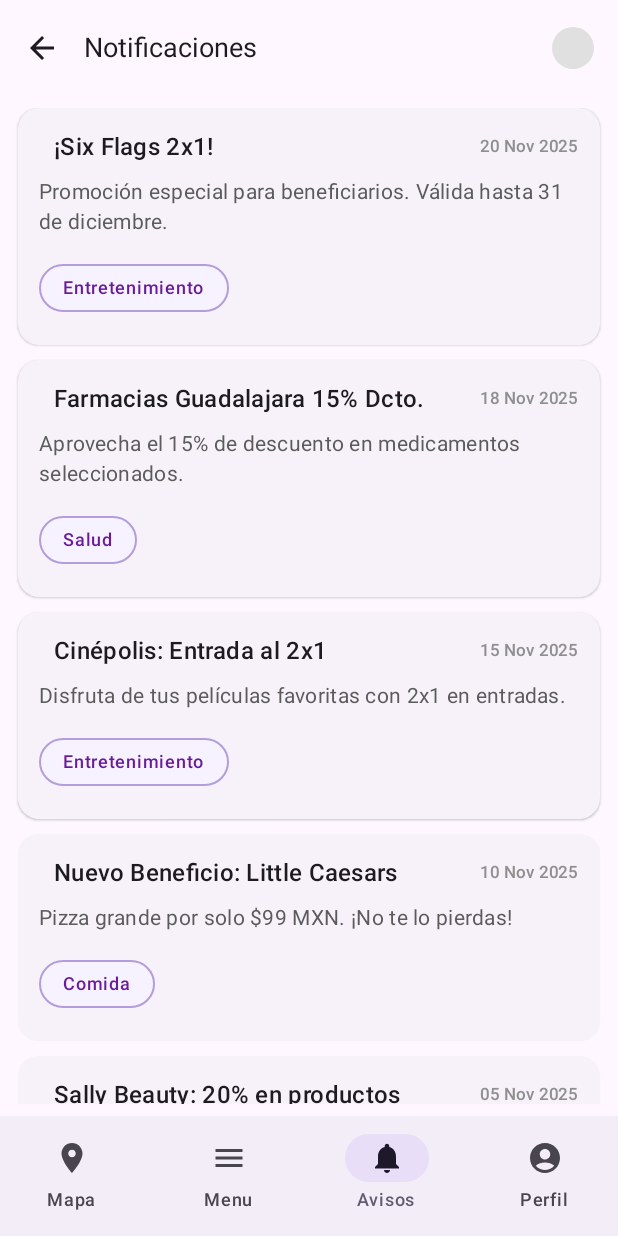
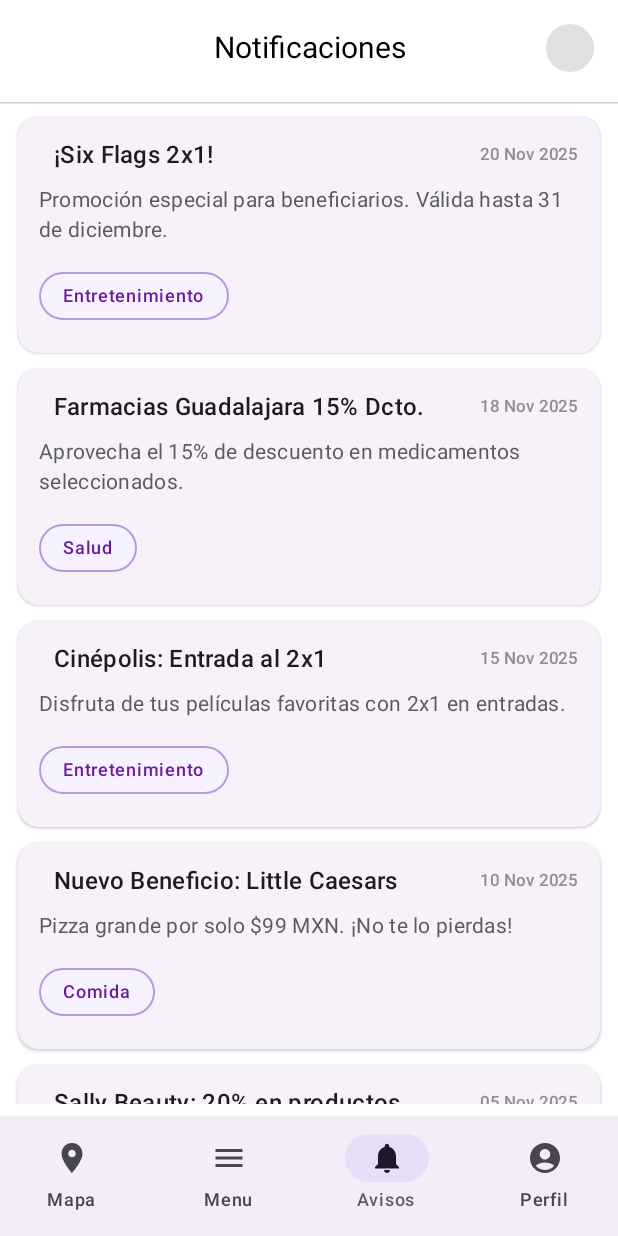
Before and after one commit to AdriPprgm/beneficios_juventud, an Android app built with Jetpack Compose: the Avisos screen opened through its navigation route, on a phone screen of 412 x 824 dp. Run offline under Robolectric (Android 15) with nearby library versions, the phone set to English and light mode, and no system bars; network calls fail; pictures from the network do not load.

Commit message:
Estandarización del topbar de avisos y de perfil

```diff
--- a/app/src/main/java/mx/apb/beneficios_juventud/view/LoginNegocios.kt
+++ b/app/src/main/java/mx/apb/beneficios_juventud/view/LoginNegocios.kt
@@ -29,6 +29,7 @@ import mx.apb.beneficios_juventud.viewmodel.BeneficiosVM
  * @param navController controlador de navegación para moverse entre pantallas.
  * @param modifier modificador opcional para personalizar la UI.
  */
+
 @Composable
 fun LoginNegocios(
     beneficiosVM: BeneficiosVM,
--- a/app/src/main/java/mx/apb/beneficios_juventud/view/Notificaciones.kt
+++ b/app/src/main/java/mx/apb/beneficios_juventud/view/Notificaciones.kt
@@ -2,12 +2,11 @@ package mx.apb.beneficios_juventud.view
 
 import androidx.compose.foundation.BorderStroke
 import androidx.compose.foundation.background
+import androidx.compose.foundation.clickable
 import androidx.compose.foundation.layout.*
 import androidx.compose.foundation.lazy.LazyColumn
 import androidx.compose.foundation.shape.CircleShape
 import androidx.compose.foundation.shape.RoundedCornerShape
-import androidx.compose.material.icons.Icons
-import androidx.compose.material.icons.filled.ArrowBack
 import androidx.compose.material3.*
 import androidx.compose.runtime.Composable
 import androidx.compose.ui.Alignment
@@ -31,57 +30,28 @@ import mx.apb.beneficios_juventud.model.Notificacion
 @Composable
 fun Avisos(navController: NavHostController) {
 
-    // Lista de notificaciones de ejemplo
     val notificaciones = listOf(
-        Notificacion(
-            titulo = "¡Six Flags 2x1!",
-            descripcion = "Promoción especial para beneficiarios. Válida hasta 31 de diciembre.",
-            fecha = "20 Nov 2025",
-            badge = "Entretenimiento"
-        ),
-        Notificacion(
-            titulo = "Farmacias Guadalajara 15% Dcto.",
-            descripcion = "Aprovecha el 15% de descuento en medicamentos seleccionados.",
-            fecha = "18 Nov 2025",
-            badge = "Salud"
-        ),
-        Notificacion(
-            titulo = "Cinépolis: Entrada al 2x1",
-            descripcion = "Disfruta de tus películas favoritas con 2x1 en entradas.",
-            fecha = "15 Nov 2025",
-            badge = "Entretenimiento"
-        ),
-        Notificacion(
-            titulo = "Nuevo Beneficio: Little Caesars",
-            descripcion = "Pizza grande por solo $99 MXN. ¡No te lo pierdas!",
-            fecha = "10 Nov 2025",
-            badge = "Comida"
-        ),
-        Notificacion(
-            titulo = "Sally Beauty: 20% en productos",
-            descripcion = "Renueva tu look con este increíble descuento en Sally Beauty.",
-            fecha = "05 Nov 2025",
-            badge = "Belleza"
-        ),
-        Notificacion(
-            titulo = "Librerías Gandhi: 10% en libros",
-            descripcion = "Fomenta la lectura con descuentos en todas las sucursales Gandhi.",
-            fecha = "01 Nov 2025",
-            badge = "Educación"
-        )
+        Notificacion("¡Six Flags 2x1!", "Promoción especial para beneficiarios. Válida hasta 31 de diciembre.", "20 Nov 2025", "Entretenimiento"),
+        Notificacion("Farmacias Guadalajara 15% Dcto.", "Aprovecha el 15% de descuento en medicamentos seleccionados.", "18 Nov 2025", "Salud"),
+        Notificacion("Cinépolis: Entrada al 2x1", "Disfruta de tus películas favoritas con 2x1 en entradas.", "15 Nov 2025", "Entretenimiento"),
+        Notificacion("Nuevo Beneficio: Little Caesars", "Pizza grande por solo $99 MXN. ¡No te lo pierdas!", "10 Nov 2025", "Comida"),
+        Notificacion("Sally Beauty: 20% en productos", "Renueva tu look con este increíble descuento en Sally Beauty.", "05 Nov 2025", "Belleza"),
+        Notificacion("Librerías Gandhi: 10% en libros", "Fomenta la lectura con descuentos en todas las sucursales Gandhi.", "01 Nov 2025", "Educación")
     )
 
     Scaffold(
+        containerColor = Color.White,
         topBar = {
             TopBarAvisos(
                 title = "Notificaciones",
-                onBack = { navController.popBackStack() }
+                navController = navController
             )
         }
     ) { inner ->
         LazyColumn(
             modifier = Modifier
                 .fillMaxSize()
+                .background(Color.White)
                 .padding(inner)
                 .padding(horizontal = 12.dp, vertical = 8.dp),
             verticalArrangement = Arrangement.spacedBy(10.dp)
@@ -97,39 +67,58 @@ fun Avisos(navController: NavHostController) {
  * Barra superior de la pantalla de notificaciones.
  *
  * @param title Título que se muestra en la barra.
- * @param onBack Acción que se ejecuta al presionar el botón de regresar.
  */
 @OptIn(ExperimentalMaterial3Api::class)
 @Composable
 private fun TopBarAvisos(
     title: String,
-    onBack: () -> Unit
+    navController: NavHostController
 ) {
+    Column {
         TopAppBar(
             title = {
+                Row(
+                    modifier = Modifier.fillMaxWidth(),
+                    verticalAlignment = Alignment.CenterVertically
+                ) {
+                    // Spacer izquierdo para balancear la barra
+                    Spacer(modifier = Modifier.width(70.dp)) // ancho similar al ícono de perfil + padding
+
                     Text(
                         text = title,
-                fontSize = 18.sp,
-                maxLines = 1,
-                overflow = TextOverflow.Ellipsis
+                        fontSize = 20.sp,
+                        color = Color.Black,
+                        textAlign = androidx.compose.ui.text.style.TextAlign.Center,
+                        modifier = Modifier.weight(1f)
                     )
-        },
-        navigationIcon = {
-            IconButton(onClick = onBack) {
-                Icon(Icons.Filled.ArrowBack, contentDescription = "Regresar")
+
+                    // Spacer derecho igual al ancho del ícono
+                    Spacer(modifier = Modifier.width(40.dp))
                 }
             },
             actions = {
+                // Ícono de perfil clickable
                 Box(
                     modifier = Modifier
                         .padding(end = 12.dp)
-                    .size(28.dp)
+                        .size(32.dp)
                         .clip(CircleShape)
                         .background(Color(0xFFE0E0E0))
-            )
+                        .clickable {
+                            navController.navigate(Pantalla.RUTA_PERFIL)
                         }
                 )
+            },
+            colors = TopAppBarDefaults.topAppBarColors(
+                containerColor = Color.White,
+                titleContentColor = Color.Black
+            ),
+        )
+        Divisor()
     }
+}
+
+
 
 /**
  * Tarjeta individual de notificación.
--- a/app/src/main/java/mx/apb/beneficios_juventud/view/Perfil.kt
+++ b/app/src/main/java/mx/apb/beneficios_juventud/view/Perfil.kt
@@ -20,6 +20,8 @@ import androidx.compose.ui.text.style.TextAlign
 import androidx.lifecycle.viewmodel.compose.viewModel
 import androidx.compose.foundation.lazy.LazyColumn
 import androidx.compose.foundation.lazy.items
+import androidx.compose.ui.graphics.Color
+import androidx.compose.ui.unit.sp
 import androidx.navigation.NavHostController
 import mx.apb.beneficios_juventud.viewmodel.PerfilVM
 import mx.apb.beneficios_juventud.viewmodel.EstadoPerfil
@@ -105,10 +107,29 @@ fun Perfil(
  */
 @OptIn(ExperimentalMaterial3Api::class)
 @Composable
-private fun PerfilTopBar() {
-    TopAppBar(
-        title = { Text("Perfil de Usuario") }
-    )
+private fun PerfilTopBar(title: String = "Perfil de Usuario") {
+    Column {
+        TopAppBar(
+            title = {
+                Box(
+                    modifier = Modifier.fillMaxWidth(),
+                    contentAlignment = Alignment.Center
+                ) {
+                    Text(
+                        text = title,
+                        fontSize = 20.sp, // mismo tamaño que en otros TopBars
+                        color = Color.Black,
+                        textAlign = androidx.compose.ui.text.style.TextAlign.Center
+                    )
+                }
+            },
+            colors = TopAppBarDefaults.topAppBarColors(
+                containerColor = Color.White,   // barra blanca
+                titleContentColor = Color.Black // texto negro
+            ),
+        )
+        Divisor() // línea debajo del TopBar
+    }
 }
 
 /**
```
Lines whose indentation alone changed are shown as unchanged.
